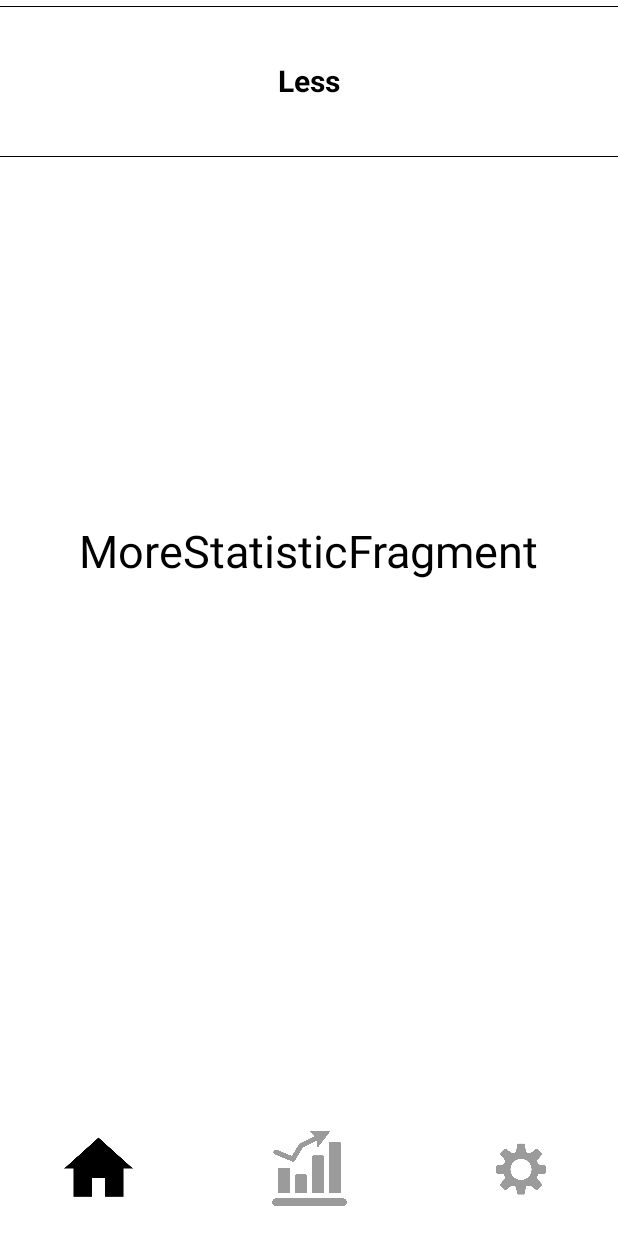
After one commit to MColombari/MM, an Android app: the fragment MoreStatisticFragment placed in its activity, on a phone screen of 412 x 824 dp. The commit adds this screen. Run offline under Robolectric (Android 15) with nearby library versions, the phone set to English and light mode, and no system bars.

Commit message:
Creation of MoreStatisticFragment.java (and his animations) for show more information of user's statistic, and implementation of swipe gesture in all home's UI.

```diff
--- /dev/null
+++ b/app/src/main/java/com/example/mm/homeActivity/MoreStatisticFragment.java
@@ -0,0 +1,31 @@
+package com.example.mm.homeActivity;
+
+import android.os.Bundle;
+
+import androidx.annotation.NonNull;
+import androidx.fragment.app.Fragment;
+
+import android.view.LayoutInflater;
+import android.view.View;
+import android.view.ViewGroup;
+import android.widget.TextView;
+
+import com.example.mm.R;
+
+public class MoreStatisticFragment extends Fragment {
+    TextView moreStatisticLessText;
+     @Override
+     public View onCreateView(LayoutInflater inflater, ViewGroup container,
+                             Bundle savedInstanceState) {
+         // Inflate the layout for this fragment
+         return inflater.inflate(R.layout.fragment_more_statistic, container, false);
+     }
+     @Override
+     public void onViewCreated(@NonNull View view, Bundle savedInstanceState) {
+         super.onViewCreated(view, savedInstanceState);
+
+         moreStatisticLessText = view.findViewById(R.id.MoreStatisticLessText);
+
+         moreStatisticLessText.setOnClickListener((Home) getActivity());
+     }
+}
--- /dev/null
+++ b/app/src/main/res/anim/slide_in_bottom.xml
@@ -0,0 +1,19 @@
+<?xml version="1.0" encoding="utf-8"?>
+<set xmlns:android="http://schemas.android.com/apk/res/android">
+    <translate
+        android:interpolator="@android:anim/accelerate_interpolator"
+        android:startOffset="200"
+        android:fromYDelta="100%"
+        android:toYDelta="0%"
+        android:duration="200"/>
+    <scale
+        android:interpolator="@android:anim/accelerate_interpolator"
+        android:startOffset="500"
+        android:fromXScale="90%"
+        android:toXScale="100%"
+        android:fromYScale="90%"
+        android:toYScale="100%"
+        android:pivotX="50%"
+        android:pivotY="50%"
+        android:duration="200"/>
+</set>
--- /dev/null
+++ b/app/src/main/res/anim/slide_in_top.xml
@@ -0,0 +1,19 @@
+<?xml version="1.0" encoding="utf-8"?>
+<set xmlns:android="http://schemas.android.com/apk/res/android">
+    <translate
+        android:interpolator="@android:anim/accelerate_interpolator"
+        android:startOffset="200"
+        android:fromYDelta="-100%"
+        android:toYDelta="0%"
+        android:duration="200"/>
+    <scale
+        android:interpolator="@android:anim/accelerate_interpolator"
+        android:startOffset="500"
+        android:fromXScale="90%"
+        android:toXScale="100%"
+        android:fromYScale="90%"
+        android:toYScale="100%"
+        android:pivotX="50%"
+        android:pivotY="50%"
+        android:duration="200"/>
+</set>
--- /dev/null
+++ b/app/src/main/res/anim/slide_out_bottom.xml
@@ -0,0 +1,17 @@
+<?xml version="1.0" encoding="utf-8"?>
+<set xmlns:android="http://schemas.android.com/apk/res/android"
+    android:shareInterpolator="false">
+    <scale
+        android:fromXScale="100%"
+        android:toXScale="90%"
+        android:fromYScale="100%"
+        android:toYScale="90%"
+        android:pivotX="50%"
+        android:pivotY="50%"
+        android:duration="200"/>
+    <translate
+        android:startOffset="200"
+        android:fromYDelta="0%"
+        android:toYDelta="100%"
+        android:duration="200"/>
+</set>
--- /dev/null
+++ b/app/src/main/res/anim/slide_out_top.xml
@@ -0,0 +1,17 @@
+<?xml version="1.0" encoding="utf-8"?>
+<set xmlns:android="http://schemas.android.com/apk/res/android"
+    android:shareInterpolator="false">
+    <scale
+        android:fromXScale="100%"
+        android:toXScale="90%"
+        android:fromYScale="100%"
+        android:toYScale="90%"
+        android:pivotX="50%"
+        android:pivotY="50%"
+        android:duration="200"/>
+    <translate
+        android:startOffset="200"
+        android:fromYDelta="0%"
+        android:toYDelta="-100%"
+        android:duration="200"/>
+</set>
--- a/app/src/main/res/layout/activity_main.xml
+++ b/app/src/main/res/layout/activity_main.xml
@@ -2,6 +2,7 @@
 <androidx.constraintlayout.widget.ConstraintLayout xmlns:android="http://schemas.android.com/apk/res/android"
     xmlns:app="http://schemas.android.com/apk/res-auto"
     xmlns:tools="http://schemas.android.com/tools"
+    android:id="@+id/MainConstraintLayout"
     android:layout_width="match_parent"
     android:layout_height="match_parent"
     android:background="@color/white">
@@ -12,16 +13,16 @@
         android:layout_width="50dp"
         android:layout_height="50dp"
         app:layout_constraintBottom_toBottomOf="parent"
-        app:layout_constraintEnd_toStartOf="@+id/imageView4"
+        app:layout_constraintEnd_toStartOf="@+id/MainIconSeparator1"
         app:layout_constraintHorizontal_bias="0.5"
         app:layout_constraintStart_toStartOf="parent"
         app:layout_constraintTop_toBottomOf="@+id/Home_FCV"
         app:srcCompat="@drawable/home_icon" />
 
     <ImageView
-        android:id="@+id/imageView4"
+        android:id="@+id/MainIconSeparator1"
         android:layout_width="10dp"
-        android:layout_height="100dp"
+        android:layout_height="50dp"
         app:layout_constraintBottom_toBottomOf="parent"
         app:layout_constraintEnd_toStartOf="@+id/statistic_icon"
         app:layout_constraintHorizontal_bias="0.5"
@@ -34,16 +35,16 @@
         android:layout_width="50dp"
         android:layout_height="50dp"
         app:layout_constraintBottom_toBottomOf="parent"
-        app:layout_constraintEnd_toStartOf="@+id/imageView5"
+        app:layout_constraintEnd_toStartOf="@+id/MainIconSeparator2"
         app:layout_constraintHorizontal_bias="0.5"
-        app:layout_constraintStart_toEndOf="@+id/imageView4"
+        app:layout_constraintStart_toEndOf="@+id/MainIconSeparator1"
         app:layout_constraintTop_toBottomOf="@+id/Home_FCV"
         app:srcCompat="@drawable/statistic_icon" />
 
     <ImageView
-        android:id="@+id/imageView5"
+        android:id="@+id/MainIconSeparator2"
         android:layout_width="10dp"
-        android:layout_height="100dp"
+        android:layout_height="50dp"
         app:layout_constraintBottom_toBottomOf="parent"
         app:layout_constraintEnd_toStartOf="@+id/option_icon"
         app:layout_constraintHorizontal_bias="0.5"
@@ -58,7 +59,7 @@
         app:layout_constraintBottom_toBottomOf="parent"
         app:layout_constraintEnd_toEndOf="parent"
         app:layout_constraintHorizontal_bias="0.5"
-        app:layout_constraintStart_toEndOf="@+id/imageView5"
+        app:layout_constraintStart_toEndOf="@+id/MainIconSeparator2"
         app:layout_constraintTop_toBottomOf="@+id/Home_FCV"
         app:srcCompat="@drawable/options_icon" />
 
--- a/app/src/main/res/layout/fragment_home.xml
+++ b/app/src/main/res/layout/fragment_home.xml
@@ -24,6 +24,7 @@
         android:layout_width="300dp"
         android:layout_height="200dp"
         android:text="Start"
+        android:textColor="@color/white"
         app:backgroundTint="@color/black"
         app:layout_constraintBottom_toBottomOf="parent"
         app:layout_constraintEnd_toEndOf="parent"
--- /dev/null
+++ b/app/src/main/res/layout/fragment_more_statistic.xml
@@ -0,0 +1,62 @@
+<?xml version="1.0" encoding="utf-8"?>
+<androidx.constraintlayout.widget.ConstraintLayout xmlns:android="http://schemas.android.com/apk/res/android"
+    xmlns:app="http://schemas.android.com/apk/res-auto"
+    xmlns:tools="http://schemas.android.com/tools"
+    android:layout_width="match_parent"
+    android:layout_height="match_parent"
+    android:background="#FFFFFF"
+    tools:context=".homeActivity.MoreStatisticFragment">
+
+    <ImageView
+        android:id="@+id/imageView4"
+        android:layout_width="wrap_content"
+        android:layout_height="10dp"
+        android:scaleX="7"
+        android:scaleY="2"
+        android:src="@drawable/icon_separator_orizzontal"
+        app:layout_constraintEnd_toEndOf="parent"
+        app:layout_constraintHorizontal_bias="0.0"
+        app:layout_constraintStart_toStartOf="parent"
+        app:layout_constraintTop_toTopOf="parent" />
+
+    <ImageView
+        android:id="@+id/imageView3"
+        android:layout_width="wrap_content"
+        android:layout_height="10dp"
+        android:layout_marginTop="30dp"
+        android:scaleX="7"
+        android:scaleY="2"
+        android:src="@drawable/icon_separator_orizzontal"
+        app:layout_constraintEnd_toEndOf="parent"
+        app:layout_constraintHorizontal_bias="0.0"
+        app:layout_constraintStart_toStartOf="parent"
+        app:layout_constraintTop_toBottomOf="@+id/MoreStatisticLessText" />
+
+    <TextView
+        android:id="@+id/textView6"
+        android:layout_width="wrap_content"
+        android:layout_height="wrap_content"
+        android:text="MoreStatisticFragment"
+        android:textColor="@color/black"
+        android:textSize="30sp"
+        app:layout_constraintBottom_toBottomOf="parent"
+        app:layout_constraintEnd_toEndOf="parent"
+        app:layout_constraintHorizontal_bias="0.5"
+        app:layout_constraintStart_toStartOf="parent"
+        app:layout_constraintTop_toTopOf="parent" />
+
+    <TextView
+        android:id="@+id/MoreStatisticLessText"
+        android:layout_width="100dp"
+        android:layout_height="30dp"
+        android:layout_marginTop="30dp"
+        android:text="Less"
+        android:textAlignment="center"
+        android:textColor="@color/black"
+        android:textSize="20sp"
+        android:textStyle="bold"
+        app:layout_constraintEnd_toEndOf="parent"
+        app:layout_constraintHorizontal_bias="0.5"
+        app:layout_constraintStart_toStartOf="parent"
+        app:layout_constraintTop_toBottomOf="@+id/imageView4" />
+</androidx.constraintlayout.widget.ConstraintLayout>
--- a/app/src/main/res/values/strings.xml
+++ b/app/src/main/res/values/strings.xml
@@ -1,5 +1,5 @@
 <resources>
     <string name="app_name">M&amp;M</string>
-    <!-- TODO: Remove or change this placeholder text -->
+    <string name="hello_blank_fragment">Hello blank fragment</string>
 
 </resources>
```
Also changed, not shown: app/src/main/java/com/example/mm/homeActivity/Home.java (+150 -25 lines), app/src/main/java/com/example/mm/homeActivity/StatisticFragment.java (+12 -0 lines), app/src/main/res/layout/fragment_statistic.xml (+39 -14 lines).
